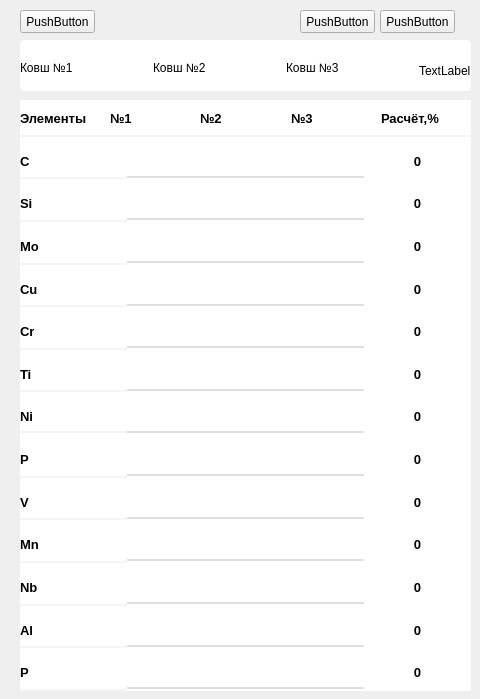
Above: ui/dilution.ui from TopolD/Metal_Calculate before the change. Below: the same form after it.
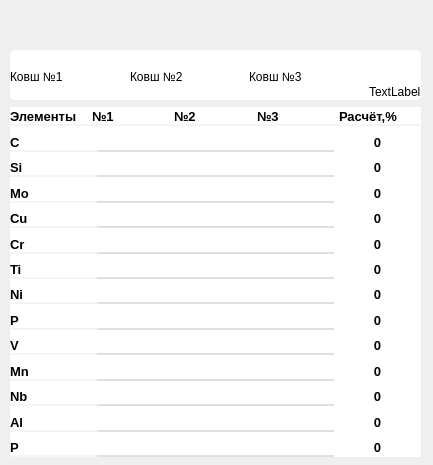
That is the form after the change. Icons and pictures are not drawn.

Patch:
```diff
--- a/ui/dilution.ui
+++ b/ui/dilution.ui
@@ -6,8 +6,8 @@
    <rect>
     <x>0</x>
     <y>0</y>
-    <width>480</width>
-    <height>699</height>
+    <width>433</width>
+    <height>465</height>
    </rect>
   </property>
   <property name="windowTitle">
@@ -16,12 +16,18 @@
   <widget class="QWidget" name="widget" native="true">
    <property name="geometry">
     <rect>
-     <x>20</x>
-     <y>100</y>
-     <width>451</width>
-     <height>591</height>
+     <x>10</x>
+     <y>107</y>
+     <width>411</width>
+     <height>350</height>
     </rect>
    </property>
+   <property name="maximumSize">
+    <size>
+     <width>16777215</width>
+     <height>350</height>
+    </size>
+   </property>
    <property name="styleSheet">
     <string notr="true">background-color:#FFFFFF</string>
    </property>
@@ -1473,54 +1479,21 @@
     </item>
    </layout>
   </widget>
-  <widget class="QPushButton" name="pushButton">
-   <property name="geometry">
-    <rect>
-     <x>20</x>
-     <y>10</y>
-     <width>75</width>
-     <height>23</height>
-    </rect>
-   </property>
-   <property name="text">
-    <string>PushButton</string>
-   </property>
-  </widget>
-  <widget class="QPushButton" name="pushButton_2">
-   <property name="geometry">
-    <rect>
-     <x>300</x>
-     <y>10</y>
-     <width>75</width>
-     <height>23</height>
-    </rect>
-   </property>
-   <property name="text">
-    <string>PushButton</string>
-   </property>
-  </widget>
-  <widget class="QPushButton" name="pushButton_3">
-   <property name="geometry">
-    <rect>
-     <x>380</x>
-     <y>10</y>
-     <width>75</width>
-     <height>23</height>
-    </rect>
-   </property>
-   <property name="text">
-    <string>PushButton</string>
-   </property>
-  </widget>
   <widget class="QWidget" name="widget_2" native="true">
    <property name="geometry">
     <rect>
-     <x>20</x>
-     <y>40</y>
-     <width>451</width>
-     <height>51</height>
+     <x>10</x>
+     <y>50</y>
+     <width>411</width>
+     <height>50</height>
     </rect>
    </property>
+   <property name="maximumSize">
+    <size>
+     <width>417</width>
+     <height>50</height>
+    </size>
+   </property>
    <property name="styleSheet">
     <string notr="true">border-radius: 5px;
 background-color: rgb(255, 255, 255);n</string>
@@ -1647,7 +1620,7 @@
            <enum>Qt::Vertical</enum>
           </property>
           <property name="sizeType">
-           <enum>QSizePolicy::Preferred</enum>
+           <enum>QSizePolicy::Expanding</enum>
           </property>
           <property name="sizeHint" stdset="0">
            <size>
@@ -1676,6 +1649,82 @@
     </item>
    </layout>
   </widget>
+  <widget class="QPushButton" name="pushButton_6">
+   <property name="geometry">
+    <rect>
+     <x>1</x>
+     <y>13</y>
+     <width>41</width>
+     <height>21</height>
+    </rect>
+   </property>
+   <property name="sizePolicy">
+    <sizepolicy hsizetype="Fixed" vsizetype="Fixed">
+     <horstretch>0</horstretch>
+     <verstretch>0</verstretch>
+    </sizepolicy>
+   </property>
+   <property name="minimumSize">
+    <size>
+     <width>41</width>
+     <height>21</height>
+    </size>
+   </property>
+   <property name="maximumSize">
+    <size>
+     <width>41</width>
+     <height>21</height>
+    </size>
+   </property>
+   <property name="styleSheet">
+    <string notr="true">border: None</string>
+   </property>
+   <property name="text">
+    <string/>
+   </property>
+   <property name="icon">
+    <iconset>
+     <normaloff>../../../Downloads/vector (2).svg</normaloff>../../../Downloads/vector (2).svg</iconset>
+   </property>
+  </widget>
+  <widget class="QPushButton" name="pushButton_7">
+   <property name="geometry">
+    <rect>
+     <x>390</x>
+     <y>20</y>
+     <width>41</width>
+     <height>16</height>
+    </rect>
+   </property>
+   <property name="sizePolicy">
+    <sizepolicy hsizetype="Fixed" vsizetype="Fixed">
+     <horstretch>0</horstretch>
+     <verstretch>0</verstretch>
+    </sizepolicy>
+   </property>
+   <property name="minimumSize">
+    <size>
+     <width>41</width>
+     <height>0</height>
+    </size>
+   </property>
+   <property name="maximumSize">
+    <size>
+     <width>41</width>
+     <height>21</height>
+    </size>
+   </property>
+   <property name="styleSheet">
+    <string notr="true">border: None</string>
+   </property>
+   <property name="text">
+    <string/>
+   </property>
+   <property name="icon">
+    <iconset>
+     <normaloff>../../../Downloads/vector (3).svg</normaloff>../../../Downloads/vector (3).svg</iconset>
+   </property>
+  </widget>
  </widget>
  <resources/>
  <connections/>
```
